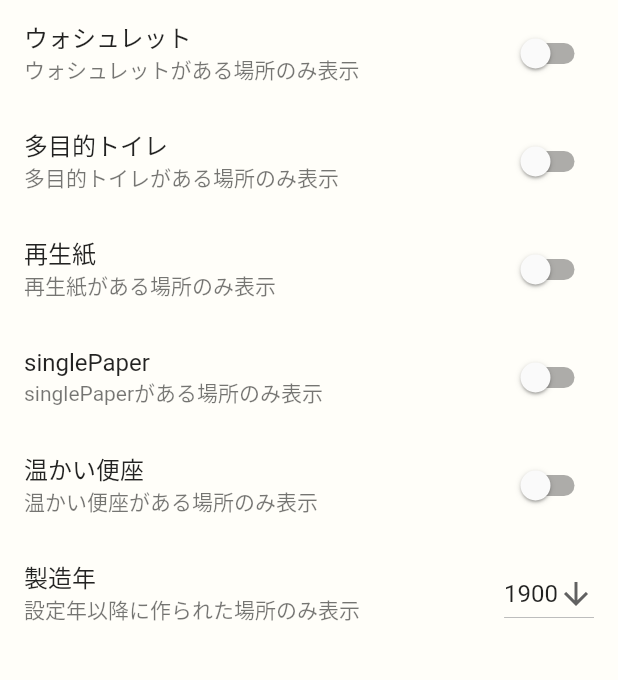
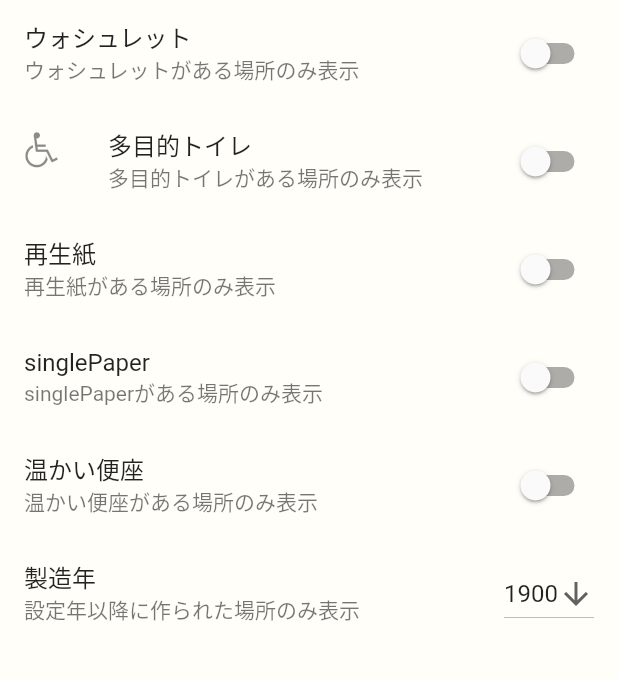
Before and after one commit to ken2403/UToilets, a Flutter app: the FilterPage screen opened by its route, on a phone screen of 412 x 824 dp, the part 116-796 px from its top. Run offline on Flutter 3.47's test engine with Material 2 defaults, Android fonts, the phone set to English and light mode, and no system bars; our stand-ins replace google_maps_flutter, location.

Commit message:
add comment about filter function

```diff
--- /dev/null
+++ b/lib/Icon/multipurpose_toilet.dart
@@ -0,0 +1,31 @@
+/// Flutter icons multipurpose_toilet
+/// Copyright (C) 2022 by original authors @ fluttericon.com, fontello.com
+/// This font was generated by FlutterIcon.com, which is derived from Fontello.
+///
+/// To use this font, place it in your fonts/ directory and include the
+/// following in your pubspec.yaml
+///
+/// flutter:
+///   fonts:
+///    - family:  multipurpose_toilet
+///      fonts:
+///       - asset: fonts/multipurpose_toilet.ttf
+///
+///
+/// * Font Awesome 4, Copyright (C) 2016 by Dave Gandy
+///         Author:    Dave Gandy
+///         License:   SIL ()
+///         Homepage:  http://fortawesome.github.com/Font-Awesome/
+///
+import 'package:flutter/widgets.dart';
+
+
+// ダウンロードした画像をiconとして使うためのコード
+class multipurpose_toilet {
+  multipurpose_toilet._();
+
+  static const _kFontFam = 'multipurpose_toilet';
+  static const String? _kFontPkg = null;
+
+  static const IconData wheelchair = IconData(0xf193, fontFamily: _kFontFam, fontPackage: _kFontPkg);
+}
--- a/lib/main.dart
+++ b/lib/main.dart
@@ -1,5 +1,5 @@
 import 'package:flutter/material.dart';
-import './pages/fliters_page.dart';
+import 'pages/filters_page.dart';
 import './pages/map_page.dart';
 import './pages/search_page.dart';
 import './pages/homepage.dart';
@@ -16,6 +16,9 @@ class MyApp extends StatefulWidget {
 }
 
 class _MyAppState extends State<MyApp> {
+  // global変数(下の_filters)をこのmain.dartファイルで管理している。
+  // filter_pageでウォシュレットとかが選択されて保存が押されたらfilter_pageのwashlet変数だけでなくこのgloabal変数も変更するようにしている。
+  // この変更されたglobal変数を下のrouteからmap_pageへ送ることでフィルタリングされたトイレのみmap_page→map_widgetで表示されるようになっている。
   Map<String, Object> _filters = {
     'multipurpose': false,
     'washlet': false,
@@ -57,6 +60,7 @@ class _MyAppState extends State<MyApp> {
         '/': (ctx) => HomePage(title: 'トイレを探す'),
         MapPage.routeName: (ctx) => MapPage(filters: _filters),
         SearchPage.routeName: (ctx) => SearchPage(),
+        // global変数(main.dart内の_filtersとそれを更新する関数をfilter_pageに引数として渡している。)
         FilterPage.routeName: (ctx) => FilterPage(currentFilters: _filters, saveFilters: _setFilters),
       },
     );
--- a/lib/pages/fliters_page.dart
+++ b/lib/pages/filters_page.dart
@@ -1,5 +1,6 @@
 import 'package:flutter/material.dart';
 import 'package:flutter_app/pages/home_drawer.dart';
+import '../Icon/multipurpose_toilet.dart';
 
 class FilterPage extends StatefulWidget {
   const FilterPage(
@@ -24,6 +25,7 @@ class _FilterPageState extends State<FilterPage> {
   bool singlePaper = false;
   bool seatWarmer = false;
 
+  //
   @override
   void initState() {
     multipurpose = widget.currentFilters['multipurpose'] as bool;
@@ -115,6 +117,7 @@ class _FilterPageState extends State<FilterPage> {
                     });
                   }),
                   SwitchListTile(
+                  secondary: Icon(multipurpose_toilet.wheelchair),
                   title: Text('多目的トイレ'),
                   subtitle: Text('多目的トイレがある場所のみ表示'),
                   value: multipurpose,
--- a/lib/pages/home_drawer.dart
+++ b/lib/pages/home_drawer.dart
@@ -1,5 +1,5 @@
 import 'package:flutter/material.dart';
-import './fliters_page.dart';
+import 'filters_page.dart';
 import './map_page.dart';
 
 // TODO:drawer作る
--- a/lib/pages/map_page.dart
+++ b/lib/pages/map_page.dart
@@ -38,6 +38,9 @@ class MapPageState extends State<MapPage> {
     _currentLocation = await _locationService.getLocation();
   }
 
+  // widget.filtersはmain.dartから引数として送られてきたフィルター変数情報
+  // それをfilter_page内の変数filtersに代入して、それをmap_widgetに送ることでフィルタリングされたトイレのみ表示するようにしている。
+  // 関数名どっちもfilterでわかりずらくてすみません。
   @override
   void initState() {
     filters['multipurpose'] = widget.filters['multipurpose'] as bool;
--- a/lib/widgets/map_widget.dart
+++ b/lib/widgets/map_widget.dart
@@ -93,6 +93,7 @@ class _MapMarkersState extends State<MapWidget> {
     // print(widget.filters['singlePaper']);
     // print(widget.filters['seatWarmer']);
 
+    // filterのある変数(multipurposeなど)がtureになっていて、かつその変数がfalseのトイレのみスルーしてそうでないトイレは含めるというアルゴリズムに変更した。
     if (widget._any) {
       for (var element in toiletData) {
         _addMarker(element, markers);
--- a/pubspec.yaml
+++ b/pubspec.yaml
@@ -43,6 +43,7 @@ dependencies:
   google_polyline_algorithm: ^3.1.0
 
   http: ^0.13.4
+  flutter_native_splash: ^2.0.5
 
 dev_dependencies:
   flutter_test:
@@ -86,6 +87,9 @@ flutter:
       fonts:
         - asset: assets/fonts/ARIAL.TTF
         - asset: assets/fonts/ARIALBD.TTF
+    - family: multipurpose_toilet
+      fonts:
+        - asset: assets/fonts/multipurpose_toilet.ttf
     # - family: Trajan Pro
     #   fonts:
     #     - asset: fonts/TrajanPro.ttf
```
Also changed, not shown: assets/fonts/multipurpose_toilet.ttf (added), pubspec.lock.
